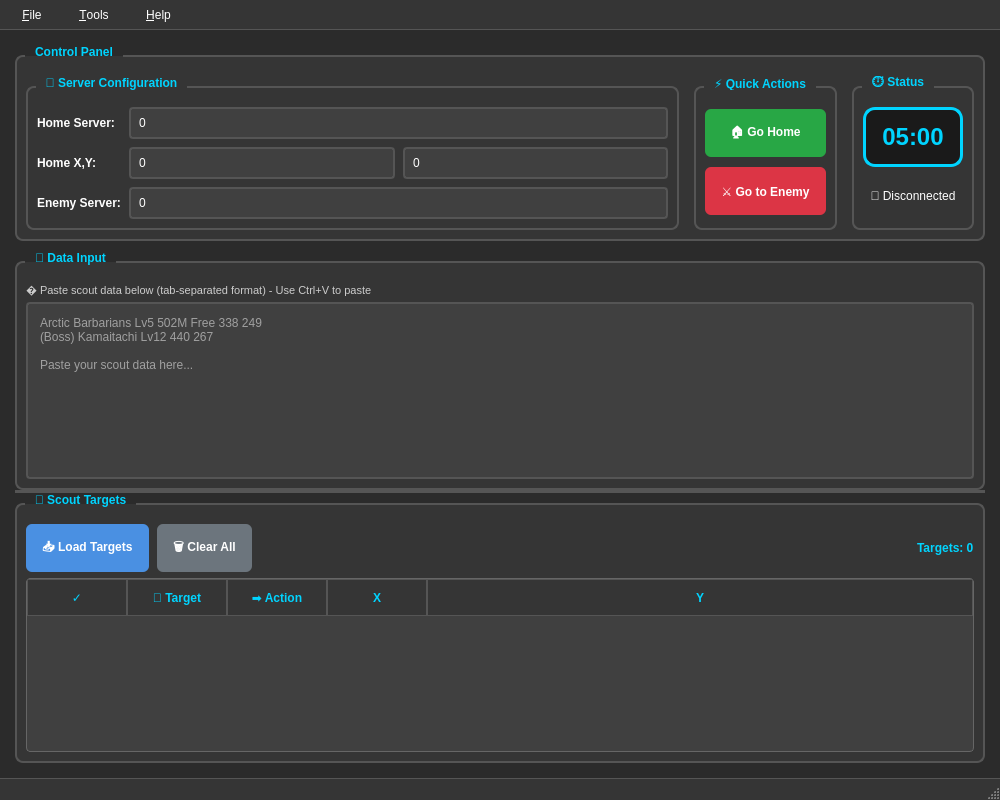
Qt form iScoutToolModern.ui (wldfyre/iScoutTool) before a commit.
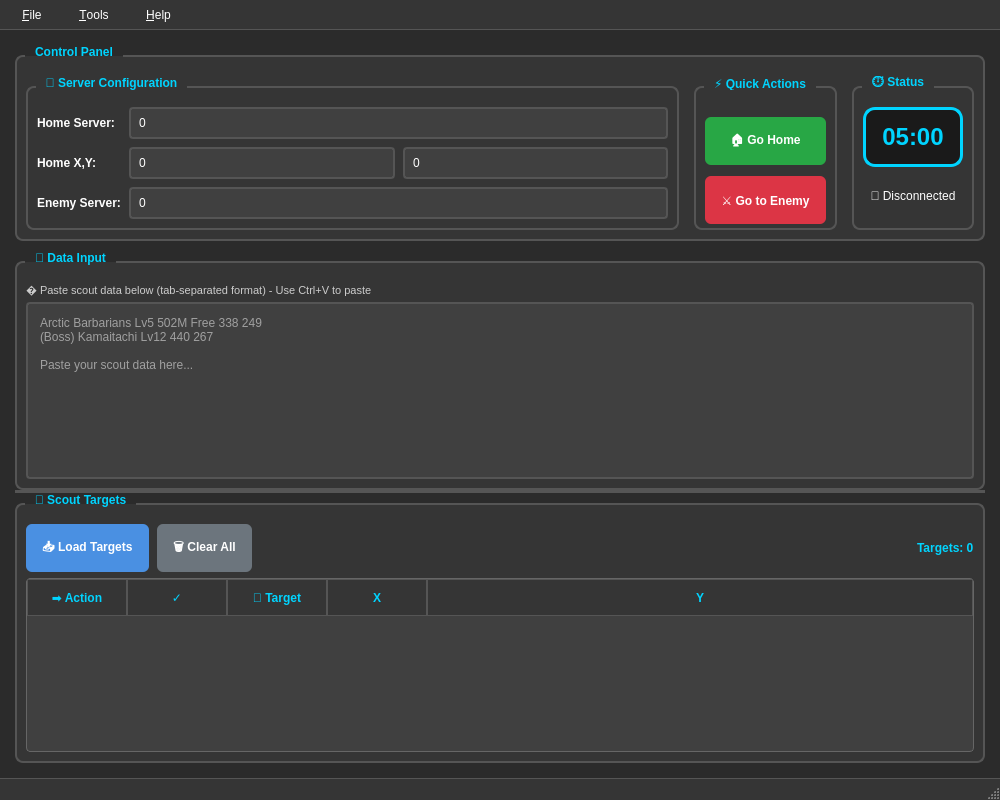
The same form after that commit.

```diff
--- a/iScoutToolModern.ui
+++ b/iScoutToolModern.ui
@@ -310,10 +310,25 @@
          </property>
          <layout class="QVBoxLayout" name="actionLayout">
           <property name="spacing">
-           <number>8</number>
+           <number>0</number>
+          </property>
+          <property name="sizeConstraint">
+           <enum>QLayout::SetNoConstraint</enum>
+          </property>
+          <property name="topMargin">
+           <number>0</number>
+          </property>
+          <property name="bottomMargin">
+           <number>0</number>
           </property>
           <item>
            <widget class="QPushButton" name="btnIScoutGoHome">
+            <property name="maximumSize">
+             <size>
+              <width>16777215</width>
+              <height>32</height>
+             </size>
+            </property>
             <property name="text">
              <string>🏠 Go Home</string>
             </property>
@@ -321,6 +336,12 @@
           </item>
           <item>
            <widget class="QPushButton" name="btnIScoutGoEnemy">
+            <property name="maximumSize">
+             <size>
+              <width>16777215</width>
+              <height>32</height>
+             </size>
+            </property>
             <property name="text">
              <string>⚔️ Go to Enemy</string>
             </property>
@@ -484,6 +505,11 @@
           <attribute name="horizontalHeaderStretchLastSection">
            <bool>true</bool>
           </attribute>
+          <column>
+           <property name="text">
+            <string>➡️ Action</string>
+           </property>
+          </column>
           <column>
            <property name="text">
             <string>✓</string>
@@ -494,11 +520,6 @@
             <string>🎯 Target</string>
            </property>
           </column>
-          <column>
-           <property name="text">
-            <string>➡️ Action</string>
-           </property>
-          </column>
           <column>
            <property name="text">
             <string>X</string>
```
Left out of the diff: 46 changed lines with no effect on the pictures.
